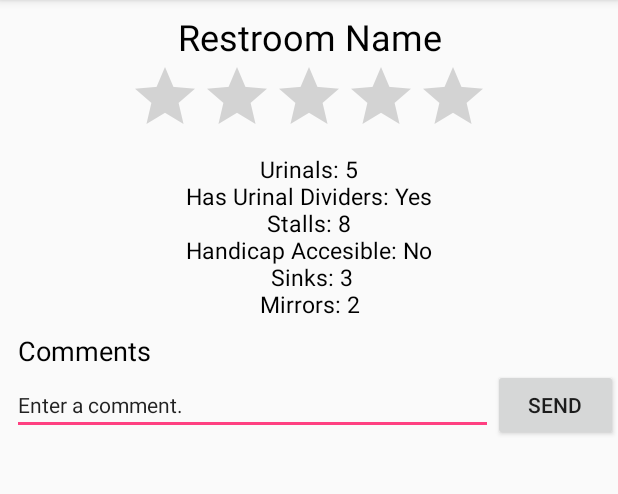
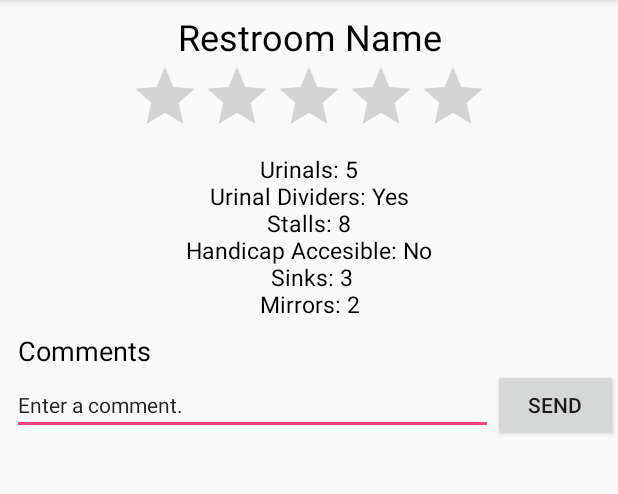
Before and after one commit to brianc725/Bruinstrooms, an Android app: the RestroomActivity screen opened directly, with no data from a screen before it, on a phone screen of 412 x 824 dp, the part 84-578 px from its top. Run offline under Robolectric (Android 15) with nearby library versions, the phone set to English and light mode, and no system bars.

Commit message:
Fixed class structure and updated message on Restroom page

```diff
--- a/app/src/main/res/layout/activity_restroom.xml
+++ b/app/src/main/res/layout/activity_restroom.xml
@@ -39,7 +39,7 @@
         android:layout_marginTop="4dp"
         android:layout_marginBottom="4dp"
         android:textSize="15dp"
-        android:text="Urinals: 5\nHas Urinal Dividers: Yes\nStalls: 8\nHandicap Accesible: No\n Sinks: 3\nMirrors: 2" />
+        android:text="Urinals: 5\nUrinal Dividers: Yes\nStalls: 8\nHandicap Accesible: No\n Sinks: 3\nMirrors: 2" />
 
 
     <TextView
```
Also changed, not shown: app/src/main/java/hackerbois/bruinstrooms/Restroom.java (+2 -20 lines).
